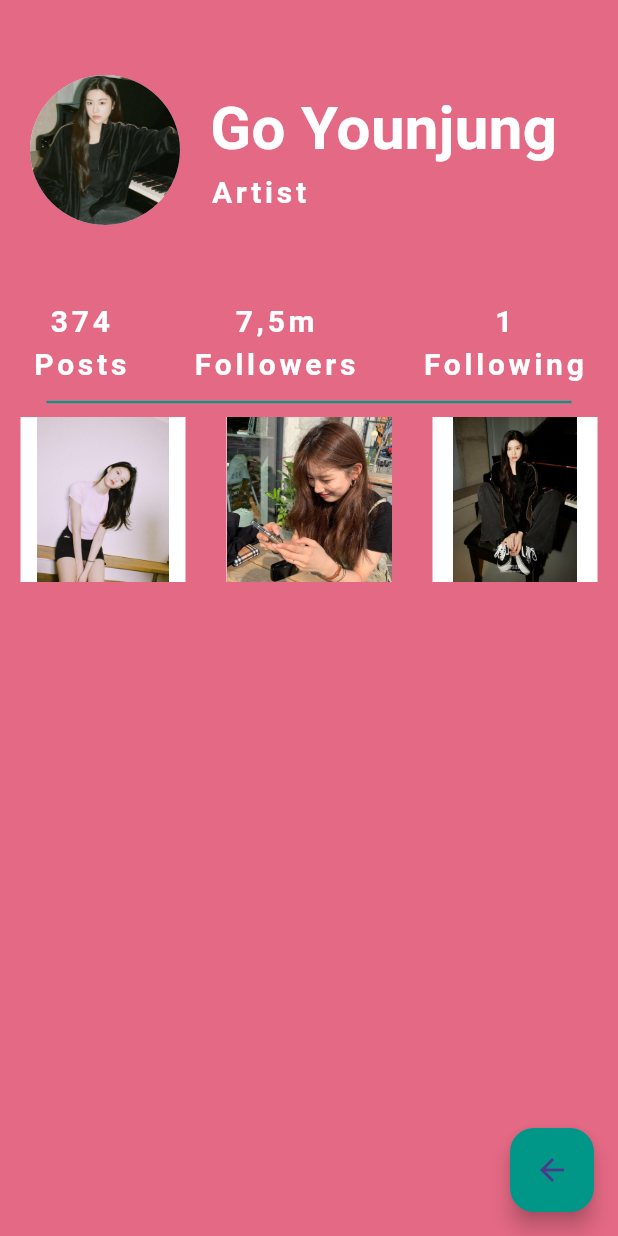
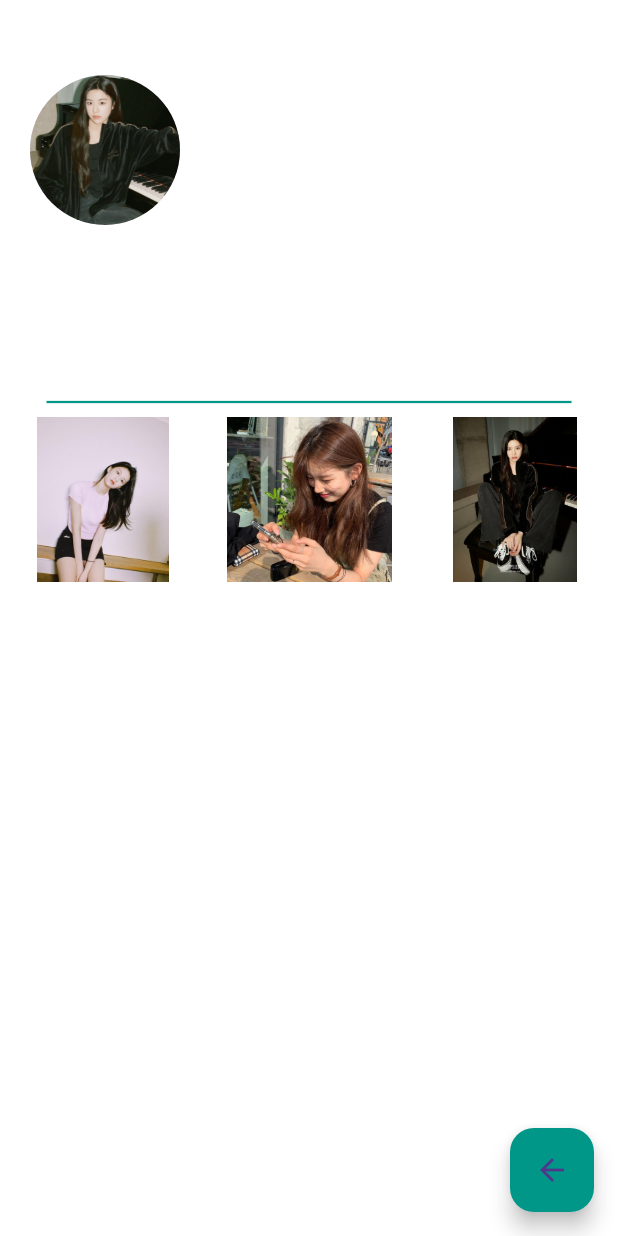
Before and after one commit to ArchiDyaksa/gd1_d_1891, a Flutter app: the ShowProfile screen opened directly, on a phone screen of 412 x 824 dp. Run offline on Flutter 3.47's test engine with Material 3 defaults, Android fonts, the light colour scheme and no system bars; our stand-ins replace font_awesome_flutter; Roboto replaces fonts that are missing (Pacifico, Source Sans Pro).

Commit message:
first commit

```diff
--- a/lib/main.dart
+++ b/lib/main.dart
@@ -12,8 +12,8 @@ class MyApp extends StatelessWidget {
 
   @override
   Widget build(BuildContext context) {
-    return MaterialApp(
-      home: const MyHomePage(),
+    return const MaterialApp(
+      home: MyHomePage(),
     );
   }
 }
--- a/lib/showProfile.dart
+++ b/lib/showProfile.dart
@@ -14,20 +14,19 @@ class ShowProfile extends StatelessWidget {
           child: Column(
             children: [
               Container(
-                margin: EdgeInsets.only(top: 50),
+                margin: const EdgeInsets.only(top: 50),
                 child: Row(
                   children: [
                     kSizeBox2,
-                    CircleAvatar(
+                    const CircleAvatar(
                       radius: 50,
                       backgroundImage: AssetImage('images/download.jpeg')),
                     kSizeBox2,
                     Container(
-                      child: Column(
+                      child: const Column(
                         crossAxisAlignment: CrossAxisAlignment.start,
                         children: [
-                          Text('Go Younjung', style: kTextStyle4),
-                          Text('Artist', style: kTextStyle5),
+                          Text('Suranto', style: kTextStyle4),
                         ],
                       ),
                     )
@@ -35,12 +34,12 @@ class ShowProfile extends StatelessWidget {
                 ),
               ),
               Container(
-                margin: EdgeInsets.only(top: 50),
+                margin: const EdgeInsets.only(top: 50),
                 child: Row(
                   mainAxisAlignment: MainAxisAlignment.spaceAround,
                   children: [
                     Container(
-                      child: Column(
+                      child: const Column(
                         children: [
                           Text('374', style: kTextStyle2),
                           Text('Posts', style: kTextStyle3),
@@ -48,7 +47,7 @@ class ShowProfile extends StatelessWidget {
                       ),
                     ),
                     Container(
-                      child: Column(
+                      child: const Column(
                         children: [
                           Text('7,5m', style: kTextStyle2),
                           Text('Followers', style: kTextStyle3),
@@ -56,7 +55,7 @@ class ShowProfile extends StatelessWidget {
                       ),
                     ),
                     Container(
-                      child: Column(
+                      child: const Column(
                         children: [
                           Text('1', style: kTextStyle2),
                           Text('Following', style: kTextStyle3),
@@ -67,7 +66,7 @@ class ShowProfile extends StatelessWidget {
                 ),
               ),
               kSizeBox,
-              IsiShowProfile()
+              const IsiShowProfile()
             ],
           ),
         ),
@@ -75,8 +74,8 @@ class ShowProfile extends StatelessWidget {
           onPressed: () {
             Navigator.pop(context);
           },
+          backgroundColor: Colors.teal,
           child: Icon(Icons.arrow_back),
-          backgroundColor: Colors.teal,
         ),
       ),
     );
--- a/lib/utilities/constant.dart
+++ b/lib/utilities/constant.dart
@@ -1,6 +1,6 @@
 import 'package:flutter/material.dart';
 
-const kColor = Color.fromARGB(255, 228, 105, 132);
+const kColor = Color.fromARGB(0, 0, 0, 0);
 
 const SizedBox kSizeBox2 = SizedBox(
   width: 20,
```
Also changed, not shown: lib/isiLinkTree.dart (+8 -18 lines), lib/isiLogo.dart (+6 -6 lines).
